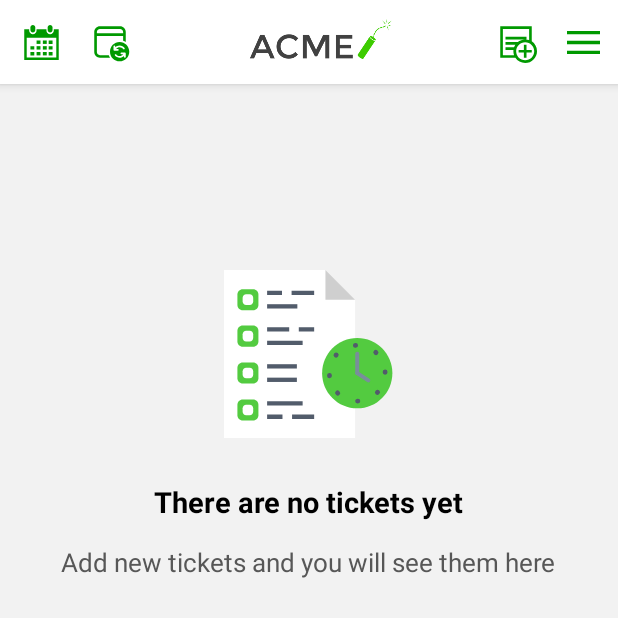
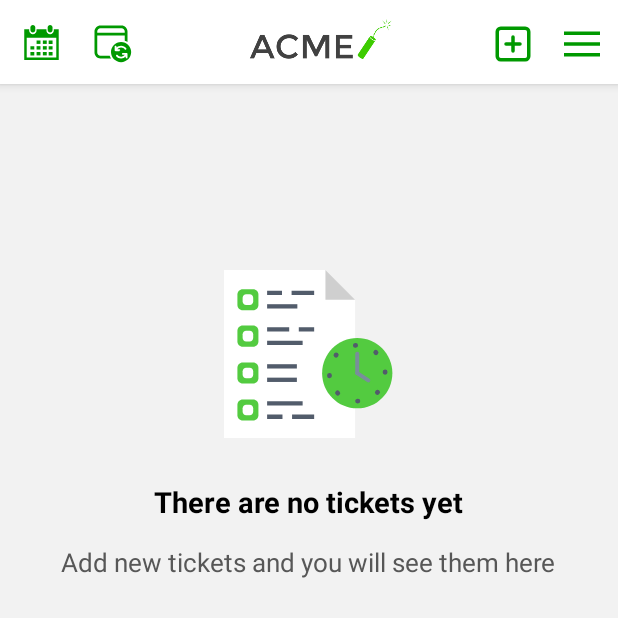
Before and after one commit to daehan-lim/isu-corp-acme, an Android app: the MainActivity screen opened directly, with no data from a screen before it, on a phone screen of 412 x 824 dp, the top half of it. Run offline under Robolectric (Android 15) with nearby library versions, the phone set to English and light mode, and no system bars; our stand-ins replace Room's generated code, data binding; 5 statements that could not run were skipped.

Commit message:
Refactor main tool bar sizes and margins for layout mode

```diff
--- /dev/null
+++ b/app/src/main/res/drawable/ic_add_square.xml
@@ -0,0 +1,13 @@
+<vector android:height="@dimen/icon_add_ticket_size" android:viewportHeight="24"
+    android:viewportWidth="24" android:width="@dimen/icon_add_ticket_size" xmlns:android="http://schemas.android.com/apk/res/android">
+    <path android:fillColor="#00000000"
+        android:pathData="M5,3L19,3A2,2 0,0 1,21 5L21,19A2,2 0,0 1,19 21L5,21A2,2 0,0 1,3 19L3,5A2,2 0,0 1,5 3z"
+        android:strokeColor="@color/primaryColor" android:strokeLineCap="round"
+        android:strokeLineJoin="round" android:strokeWidth="2"/>
+    <path android:fillColor="#00000000" android:pathData="M12,8L12,16"
+        android:strokeColor="@color/primaryColor" android:strokeLineCap="round"
+        android:strokeLineJoin="round" android:strokeWidth="2"/>
+    <path android:fillColor="#00000000" android:pathData="M8,12L16,12"
+        android:strokeColor="@color/primaryColor" android:strokeLineCap="round"
+        android:strokeLineJoin="round" android:strokeWidth="2"/>
+</vector>
--- a/app/src/main/res/layout/layout_main_app_bar.xml
+++ b/app/src/main/res/layout/layout_main_app_bar.xml
@@ -66,8 +66,9 @@
                 app:layout_constraintTop_toTopOf="parent"
                 app:layout_constraintBottom_toBottomOf="parent"
                 app:layout_constraintEnd_toStartOf="@id/button_menu"
-                app:srcCompat="@drawable/ic_add_note"
+                app:srcCompat="@drawable/ic_add_square"
                 tools:visibility="visible"
+                android:layout_marginTop="2dp"
                 android:layout_marginEnd="@dimen/main_app_bar_separation_margin"
                 tools:ignore="ContentDescription" />
 
@@ -80,6 +81,7 @@
                 app:layout_constraintEnd_toEndOf="parent"
                 android:layout_marginEnd="@dimen/ic_menu_margin_end"
                 app:srcCompat="@drawable/ic_menu"
+                android:layout_marginTop="2dp"
                 tools:visibility="visible"
                 tools:ignore="ContentDescription" />
 
--- a/app/src/main/res/values-sw600dp/dimens.xml
+++ b/app/src/main/res/values-sw600dp/dimens.xml
@@ -18,9 +18,9 @@
     <dimen name="action_bar_size">100dp</dimen>
     <dimen name="ic_calendar_size">33dp</dimen>
     <dimen name="ic_calendar_input_end_size">29dp</dimen>
-    <dimen name="ic_calendar_sync_size">38dp</dimen>
-    <dimen name="icon_add_ticket_size">38dp</dimen>
-    <dimen name="ic_menu_size">32dp</dimen>
+    <dimen name="ic_calendar_sync_size">42dp</dimen>
+    <dimen name="icon_add_ticket_size">39dp</dimen>
+    <dimen name="ic_menu_size">34dp</dimen>
     <dimen name="ic_calendar_margin_start">8dp</dimen>
     <dimen name="text_client_size">22sp</dimen>
     <dimen name="text_address_size">19sp</dimen>
--- a/app/src/main/res/values/dimens.xml
+++ b/app/src/main/res/values/dimens.xml
@@ -21,9 +21,9 @@
     <dimen name="action_bar_size">0dp</dimen>
     <dimen name="ic_calendar_size">23dp</dimen>
     <dimen name="ic_calendar_input_end_size">23dp</dimen>
-    <dimen name="ic_calendar_sync_size">28dp</dimen>
+    <dimen name="ic_calendar_sync_size">29dp</dimen>
     <dimen name="icon_add_ticket_size">28dp</dimen>
-    <dimen name="ic_menu_size">22dp</dimen>
+    <dimen name="ic_menu_size">24dp</dimen>
     <dimen name="ic_calendar_margin_start">0dp</dimen>
     <dimen name="text_client_size">18sp</dimen>
     <dimen name="text_address_size">16sp</dimen>
```
